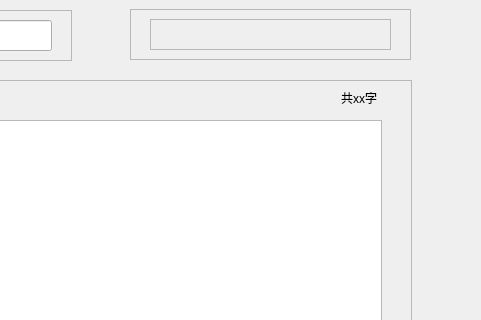
Qt form mainWindow/ui/resource/memo.ui (tingyuPP/Smart-Memo) before a commit; both pictures show x 419 to 900 and y 0 to 320 of the 900 by 700 pixel window.
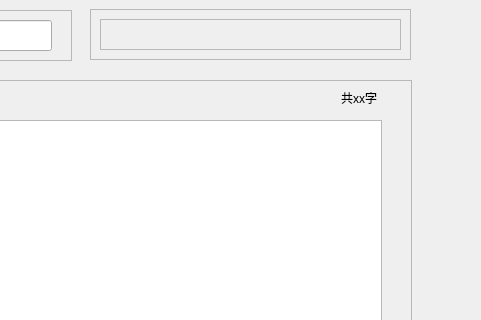
The same form after that commit. Custom widgets are drawn as their Qt base class.

```diff
--- a/mainWindow/ui/resource/memo.ui
+++ b/mainWindow/ui/resource/memo.ui
@@ -91,9 +91,9 @@
   <widget class="CardWidget" name="frame_4">
    <property name="geometry">
     <rect>
-     <x>549</x>
+     <x>509</x>
      <y>9</y>
-     <width>281</width>
+     <width>321</width>
      <height>51</height>
     </rect>
    </property>
@@ -106,9 +106,9 @@
    <widget class="CommandBar" name="frame_2">
     <property name="geometry">
      <rect>
-      <x>20</x>
+      <x>10</x>
       <y>10</y>
-      <width>241</width>
+      <width>301</width>
       <height>31</height>
      </rect>
     </property>
```
